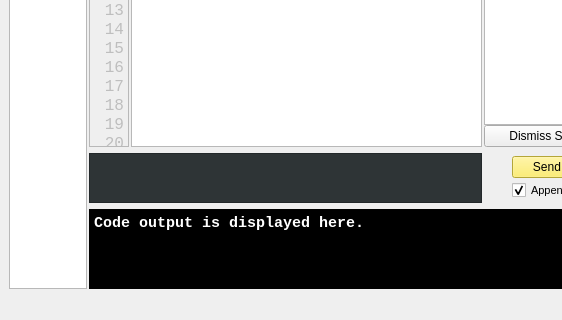
First picture: the form in version2.ui, repository starswap/MLProgrammingIDE, before the edit; both pictures show x 0 to 562 and y 292 to 612 of the 801 by 612 pixel window.
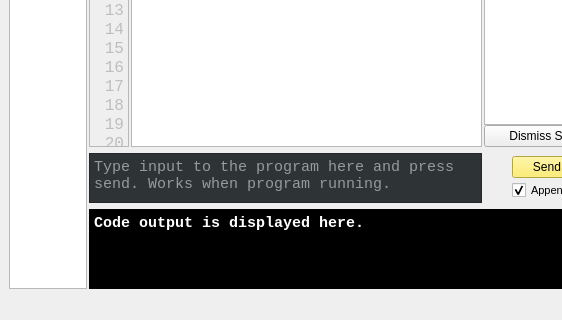
Second picture: the form after the edit. Custom widgets are drawn as their Qt base class.

The edit to the form file:
```diff
--- a/version2.ui
+++ b/version2.ui
@@ -54,9 +54,6 @@
       <property name="styleSheet">
        <string notr="true">background-color: rgb(46, 52, 54); color: rgb(255, 255, 255)</string>
       </property>
-      <property name="plainText">
-       <string notr="true"/>
-      </property>
       <property name="placeholderText">
        <string>Type input to the program here and press send. Works when program running.</string>
       </property>
```
